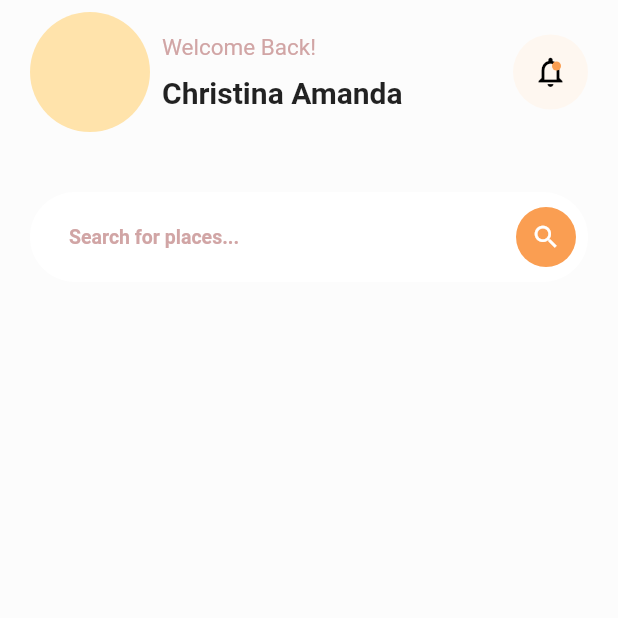
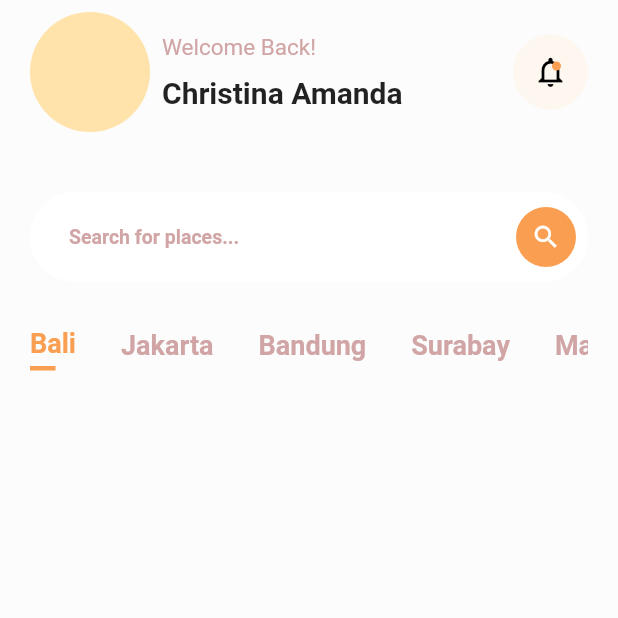
Before and after one commit to kpldvnpne/travel-app-implementation, a Flutter app: the screen it shows after launch, on a phone screen of 412 x 824 dp, the top half of it. Run offline on Flutter 3.47's test engine with Material 2 defaults, Android fonts, the phone set to English and light mode, and no system bars.

Commit message:
Add location scroll view

```diff
--- a/lib/main.dart
+++ b/lib/main.dart
@@ -64,6 +64,8 @@ class _HomePageState extends State<HomePage> {
               Header(),
               SizedBox(height: 40),
               Search(),
+              SizedBox(height: 30),
+              Locations(),
             ],
           ),
         ),
@@ -179,3 +181,65 @@ class Search extends StatelessWidget {
     );
   }
 }
+
+class Locations extends StatelessWidget {
+  const Locations({Key? key}) : super(key: key);
+
+  @override
+  Widget build(BuildContext context) {
+    return SingleChildScrollView(
+      scrollDirection: Axis.horizontal,
+      child: Row(
+        crossAxisAlignment: CrossAxisAlignment.center,
+        children: const [
+          Location(
+            name: 'Bali',
+            isActive: true,
+          ),
+          Location(name: 'Jakarta'),
+          Location(name: 'Bandung'),
+          Location(name: 'Surabay'),
+          Location(name: 'Malta'),
+        ],
+      ),
+    );
+  }
+}
+
+class Location extends StatelessWidget {
+  final String name;
+  final bool isActive;
+
+  const Location({
+    Key? key,
+    required this.name,
+    this.isActive = false,
+  }) : super(key: key);
+
+  @override
+  Widget build(BuildContext context) {
+    return Padding(
+      padding: const EdgeInsets.only(right: 30.0),
+      child: Column(
+        crossAxisAlignment: CrossAxisAlignment.start,
+        children: [
+          Text(
+            name,
+            style: TextStyle(
+              color: isActive ? themeColor : greyColor,
+              fontWeight: FontWeight.bold,
+              fontSize: 18,
+            ),
+          ),
+          const SizedBox(height: 5),
+          if (isActive)
+            Container(
+              width: 17,
+              height: 3,
+              color: themeColor,
+            )
+        ],
+      ),
+    );
+  }
+}
```
